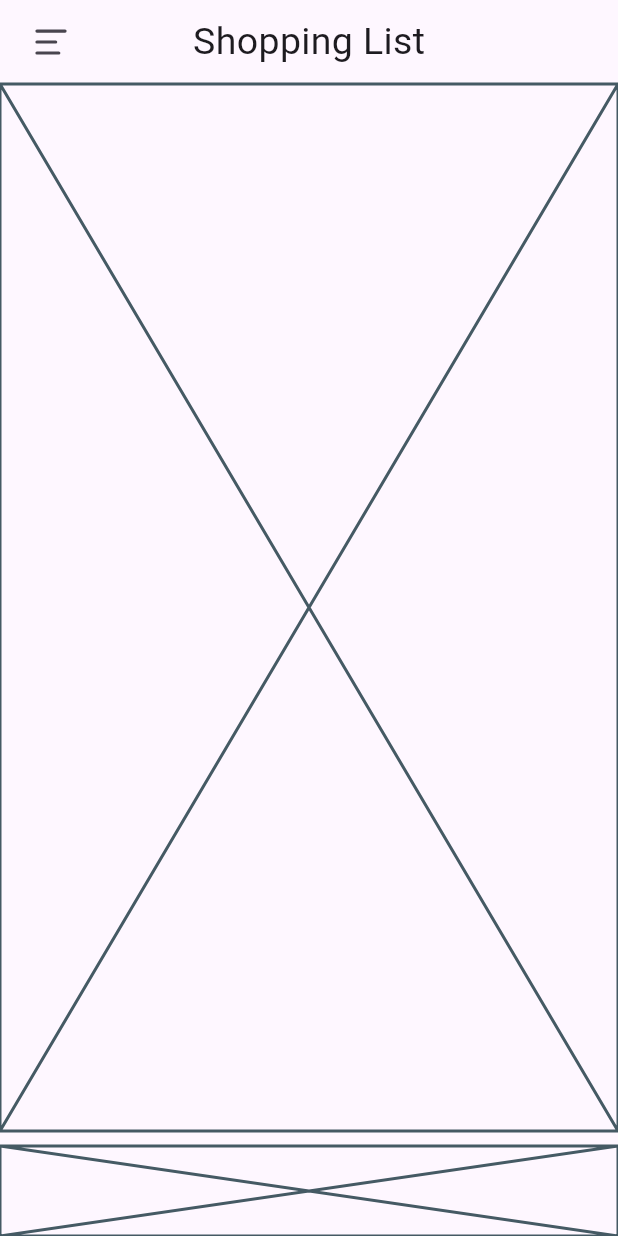
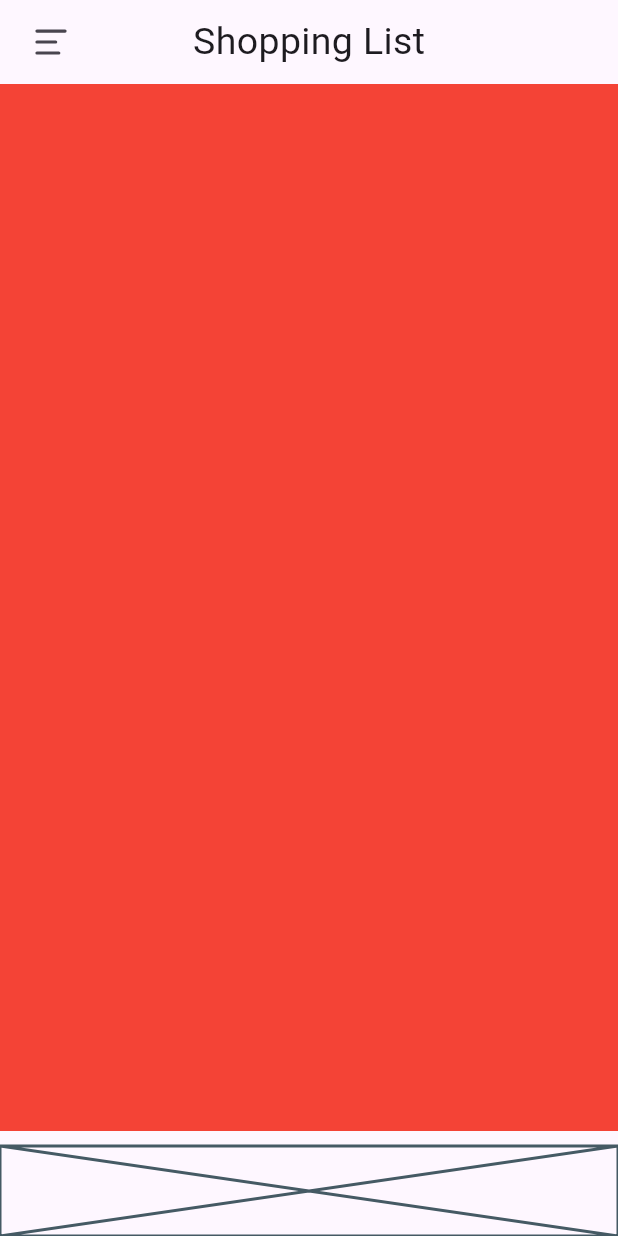
Before and after one commit to Vortex842/shopping_list_app, a Flutter app: the screen it shows after launch, on a phone screen of 412 x 824 dp. Run offline on Flutter 3.47's test engine with Material 3 defaults, Android fonts, the phone set to English and light mode, and no system bars; our stand-ins replace lucide_icons.

Commit message:
reorganize shopping widgets

```diff
--- a/lib/main.dart
+++ b/lib/main.dart
@@ -1,6 +1,6 @@
 import 'package:flutter/material.dart';
 
-import 'widgets/shopping_app_bar.dart';
+import 'widgets/shopping/shopping.barrel.dart';
 
 void main() {
   runApp(const MainApp());
@@ -20,7 +20,7 @@ class MainApp extends StatelessWidget {
             Expanded(
                 child: Padding(
               padding: EdgeInsets.only(bottom: 10),
-              child: Placeholder(),
+              child: ShoppingBody(),
             )),
             Placeholder(
               fallbackHeight: 60,
--- /dev/null
+++ b/lib/widgets/shopping/shopping.barrel.dart
@@ -0,0 +1,2 @@
+export 'shopping_app_bar.dart';
+export 'shopping_body.dart';
--- /dev/null
+++ b/lib/widgets/shopping/shopping_body.dart
@@ -0,0 +1,10 @@
+import 'package:flutter/material.dart';
+
+class ShoppingBody extends StatelessWidget {
+  const ShoppingBody({super.key});
+
+  @override
+  Widget build(BuildContext context) {
+    return Container(color: Colors.red);
+  }
+}
```
Also changed, not shown: lib/widgets/shopping/shopping_app_bar.dart (renamed from lib/widgets/shopping_app_bar.dart), 1 other file.
